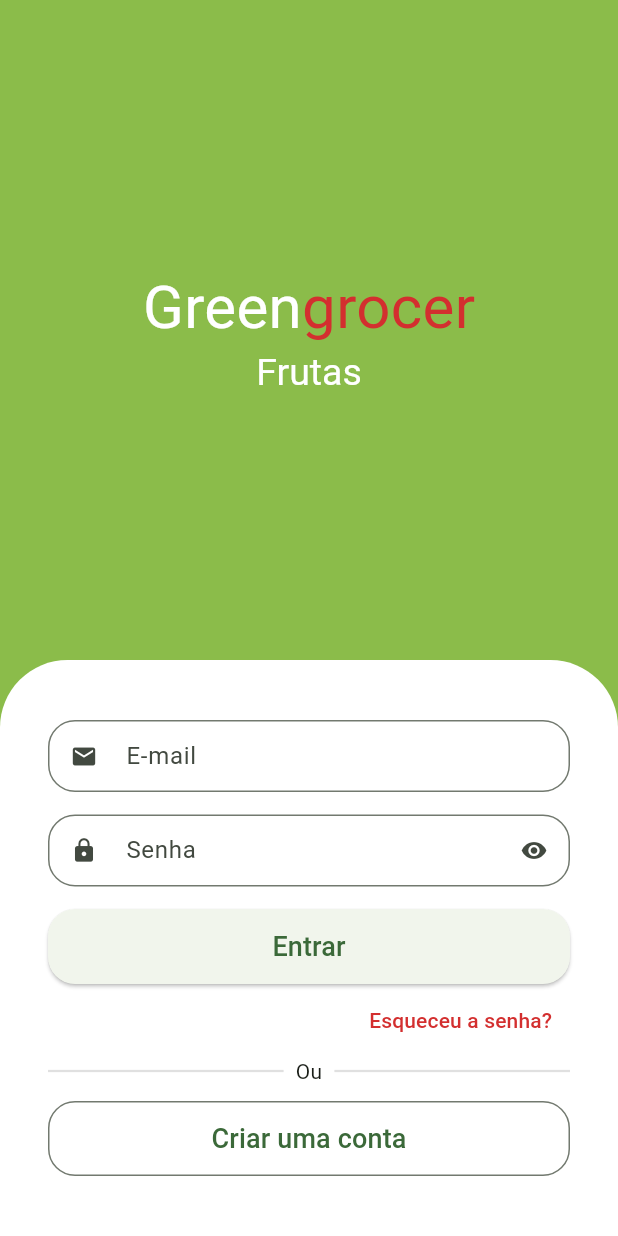
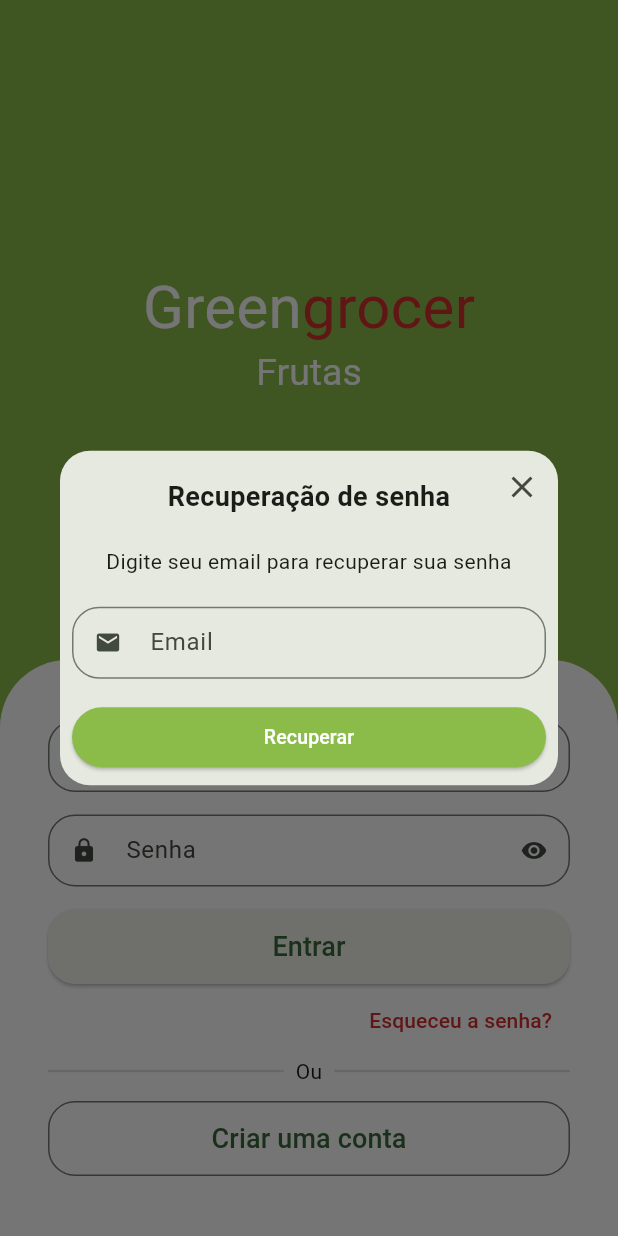
Before and after one commit to michelgm/GreenGrocer, a Flutter app: the SignInScreen screen opened by its route, after a tap on "Esqueceu a senha?", on a phone screen of 412 x 824 dp. Run offline on Flutter 3.47's test engine with Material 2 defaults, Android fonts, the phone set to English and light mode, and no system bars; drawn by our look-alikes of animated_text_kit; our stand-ins replace dio, flutter_secure_storage, fluttertoast, freezed_annotation, get, mask_text_input_formatter and 3 more; missing offline and left inert: add_to_cart_animation; accounts and stored records are empty.

Commit message:
GetX forgot password screen

```diff
--- a/lib/src/constants/endpoints.dart
+++ b/lib/src/constants/endpoints.dart
@@ -4,4 +4,5 @@ abstract class Endpoints {
   static const String signin = '$baseUrl/login';
   static const String signup = '$baseUrl/signup';
   static const String validateToken = '$baseUrl/validate-token';
+  static const String resetPassword = '$baseUrl/reset-password';
 }
--- a/lib/src/pages/auth/controller/auth_controller.dart
+++ b/lib/src/pages/auth/controller/auth_controller.dart
@@ -43,6 +43,10 @@ class AuthController extends GetxController {
         signOut();
       },
     );
+  }
+
+  Future<void> resetPassword(String email) async {
+    await authRepository.resetPassword(email);
   }
 
   Future<void> signOut() async {
--- a/lib/src/pages/auth/repository/auth_repository.dart
+++ b/lib/src/pages/auth/repository/auth_repository.dart
@@ -49,4 +49,12 @@ class AuthRepository {
     );
     return handleUserOrError(result);
   }
+
+  Future<void> resetPassword(String email) async {
+    await _httpManager.restRequest(
+      url: Endpoints.resetPassword,
+      method: HttpMethods.post,
+      body: {'email': email},
+    );
+  }
 }
--- /dev/null
+++ b/lib/src/pages/auth/view/components/forgot_password_dialog.dart
@@ -0,0 +1,117 @@
+import 'package:flutter/material.dart';
+import 'package:get/get.dart';
+import 'package:greengrocer/src/config/custom_colors.dart';
+import 'package:greengrocer/src/pages/auth/controller/auth_controller.dart';
+import 'package:greengrocer/src/pages/common_widgets/custom_text_field.dart';
+import 'package:greengrocer/src/services/validators.dart';
+
+class ForgotPasswordDialog extends StatelessWidget {
+  final emailController = TextEditingController();
+
+  ForgotPasswordDialog({
+    required String email,
+    Key? key,
+  }) : super(key: key) {
+    emailController.text = email;
+  }
+
+  final _formFieldKey = GlobalKey<FormFieldState>();
+  final authController = Get.find<AuthController>();
+
+  @override
+  Widget build(BuildContext context) {
+    return Dialog(
+      shape: RoundedRectangleBorder(
+        borderRadius: BorderRadius.circular(20),
+      ),
+      child: Stack(
+        alignment: Alignment.center,
+        children: [
+          // Conteúdo
+          Padding(
+            padding: const EdgeInsets.all(8.0),
+            child: Column(
+              crossAxisAlignment: CrossAxisAlignment.stretch,
+              mainAxisSize: MainAxisSize.min,
+              children: [
+                // Titulo
+                const Padding(
+                  padding: EdgeInsets.symmetric(vertical: 10),
+                  child: Text(
+                    'Recuperação de senha',
+                    textAlign: TextAlign.center,
+                    style: TextStyle(
+                      fontWeight: FontWeight.bold,
+                      fontSize: 18,
+                    ),
+                  ),
+                ),
+
+                // Descrição
+                const Padding(
+                  padding: EdgeInsets.only(
+                    top: 10,
+                    bottom: 20,
+                  ),
+                  child: Text(
+                    'Digite seu email para recuperar sua senha',
+                    textAlign: TextAlign.center,
+                    style: TextStyle(),
+                  ),
+                ),
+
+                // Campo de email
+                CustomTextField(
+                  formFieldKey: _formFieldKey,
+                  controller: emailController,
+                  icon: Icons.email,
+                  label: 'Email',
+                  validator: emailValidator,
+                ),
+
+                // Confirmar
+                ElevatedButton(
+                  style: ElevatedButton.styleFrom(
+                    shape: RoundedRectangleBorder(
+                      borderRadius: BorderRadius.circular(20),
+                    ),
+                    backgroundColor: CustomColors.customSwatchColor,
+                    // side: const BorderSide(
+                    //   width: 2,
+                    //   color: Colors.green,
+                    // ),
+                  ),
+                  onPressed: () {
+                    if (_formFieldKey.currentState!.validate()) {
+                      authController.resetPassword(emailController.text);
+                      Get.back(result: true);
+                    }
+                  },
+                  child: const Text(
+                    'Recuperar',
+                    style: TextStyle(
+                      fontSize: 13,
+                      color: Colors.white,
+                    ),
+                  ),
+                ),
+              ],
+            ),
+          ),
+
+          // Botão para fechar
+          Positioned(
+            top: 0,
+            right: 0,
+            child: IconButton(
+              onPressed: () {
+                Navigator.of(context).pop();
+              },
+              icon: const Icon(Icons.close),
+            ),
+          ),
+        ],
+      ),
+    );
+  }
+}
--- a/lib/src/pages/auth/view/sign_in_screen.dart
+++ b/lib/src/pages/auth/view/sign_in_screen.dart
@@ -3,8 +3,10 @@ import 'package:flutter/material.dart';
 import 'package:get/get.dart';
 import 'package:greengrocer/src/config/custom_colors.dart';
 import 'package:greengrocer/src/pages/auth/controller/auth_controller.dart';
+import 'package:greengrocer/src/pages/auth/view/components/forgot_password_dialog.dart';
 import 'package:greengrocer/src/pages/common_widgets/app_name_widget.dart';
 import 'package:greengrocer/src/pages_routes/app_pages.dart';
+import 'package:greengrocer/src/services/utils_services.dart';
 
 import '../../../services/validators.dart';
 import '../../common_widgets/custom_text_field.dart';
@@ -17,6 +19,8 @@ class SignInScreen extends StatelessWidget {
   // Controlador de campos
   final emailController = TextEditingController();
   final passwordController = TextEditingController();
+
+  final utilsServices = UtilsServices();
 
   @override
   Widget build(BuildContext context) {
@@ -83,7 +87,7 @@ class SignInScreen extends StatelessWidget {
                     crossAxisAlignment: CrossAxisAlignment.stretch,
                     children: [
                       // Email
-                      CustomTextFild(
+                      CustomTextField(
                         controller: emailController,
                         label: "E-mail",
                         icon: Icons.email,
@@ -91,7 +95,7 @@ class SignInScreen extends StatelessWidget {
                       ),
 
                       // Senha
-                      CustomTextFild(
+                      CustomTextField(
                         controller: passwordController,
                         label: "Senha",
                         icon: Icons.lock,
@@ -141,7 +145,21 @@ class SignInScreen extends StatelessWidget {
                       Align(
                         alignment: Alignment.centerRight,
                         child: TextButton(
-                          onPressed: () {},
+                          onPressed: () async {
+                            final bool? result = await showDialog(
+                              context: context,
+                              builder: (_) {
+                                return ForgotPasswordDialog(
+                                  email: emailController.text,
+                                );
+                              },
+                            );
+                            if (result ?? false) {
+                              utilsServices.showToastF(
+                                  message:
+                                      'Um link de recuperação foi enviado para seu email');
+                            }
+                          },
                           child: Text(
                             'Esqueceu a senha?',
                             style: TextStyle(
--- a/lib/src/pages/auth/view/sign_up_screen.dart
+++ b/lib/src/pages/auth/view/sign_up_screen.dart
@@ -66,7 +66,7 @@ class SignUpScreen extends StatelessWidget {
                       child: Column(
                         crossAxisAlignment: CrossAxisAlignment.stretch,
                         children: [
-                          CustomTextFild(
+                          CustomTextField(
                             icon: Icons.email_outlined,
                             label: "Email",
                             onSaved: (value) {
@@ -75,7 +75,7 @@ class SignUpScreen extends StatelessWidget {
                             validator: emailValidator,
                             textInputType: TextInputType.emailAddress,
                           ),
-                          CustomTextFild(
+                          CustomTextField(
                             icon: Icons.lock_outline,
                             label: "Senha",
                             onSaved: (value) {
@@ -84,7 +84,7 @@ class SignUpScreen extends StatelessWidget {
                             validator: passwordValidator,
                             isSecret: true,
                           ),
-                          CustomTextFild(
+                          CustomTextField(
                             icon: Icons.person_outline,
                             label: "Nome",
                             onSaved: (value) {
@@ -92,7 +92,7 @@ class SignUpScreen extends StatelessWidget {
                             },
                             validator: nameValidator,
                           ),
-                          CustomTextFild(
+                          CustomTextField(
                             icon: Icons.phone,
                             label: "Celular",
                             onSaved: (value) {
@@ -102,7 +102,7 @@ class SignUpScreen extends StatelessWidget {
                             inputFormatters: [phoneFormatter],
                             textInputType: TextInputType.phone,
                           ),
-                          CustomTextFild(
+                          CustomTextField(
                             icon: Icons.file_copy_outlined,
                             label: "Cpf",
                             onSaved: (value) {
--- a/lib/src/pages/common_widgets/custom_text_field.dart
+++ b/lib/src/pages/common_widgets/custom_text_field.dart
@@ -1,7 +1,7 @@
 import 'package:flutter/material.dart';
 import 'package:flutter/services.dart';
 
-class CustomTextFild extends StatefulWidget {
+class CustomTextField extends StatefulWidget {
   final IconData icon;
   final String label;
   final bool isSecret;
@@ -12,8 +12,9 @@ class CustomTextFild extends StatefulWidget {
   final void Function(String?)? onSaved;
   final TextEditingController? controller;
   final TextInputType? textInputType;
+  final GlobalKey<FormFieldState>? formFieldKey;
 
-  const CustomTextFild({
+  const CustomTextField({
     super.key,
     required this.icon,
     required this.label,
@@ -25,13 +26,14 @@ class CustomTextFild extends StatefulWidget {
     this.onSaved,
     this.controller,
     this.textInputType,
+    this.formFieldKey,
   });
 
   @override
-  State<CustomTextFild> createState() => _CustomTextFildState();
+  State<CustomTextField> createState() => _CustomTextFieldState();
 }
 
-class _CustomTextFildState extends State<CustomTextFild> {
+class _CustomTextFieldState extends State<CustomTextField> {
   bool isObscure = false;
 
   @override
@@ -46,6 +48,7 @@ class _CustomTextFildState extends State<CustomTextFild> {
     return Padding(
       padding: const EdgeInsets.only(bottom: 15),
       child: TextFormField(
+        key: widget.formFieldKey,
         keyboardType: widget.textInputType,
         controller: widget.controller,
         readOnly: widget.readOnly,
--- a/lib/src/pages/profile/profile_tab.dart
+++ b/lib/src/pages/profile/profile_tab.dart
@@ -44,7 +44,7 @@ class _ProfileTabState extends State<ProfileTab> {
         padding: const EdgeInsets.fromLTRB(16, 32, 16, 16),
         children: [
           // Email
-          CustomTextFild(
+          CustomTextField(
             icon: Icons.email,
             label: 'Email',
             initialValue: appData.user.email,
@@ -52,7 +52,7 @@ class _ProfileTabState extends State<ProfileTab> {
           ),
 
           // Nome
-          CustomTextFild(
+          CustomTextField(
             icon: Icons.person,
             label: 'Nome',
             initialValue: appData.user.name,
@@ -60,7 +60,7 @@ class _ProfileTabState extends State<ProfileTab> {
           ),
 
           // Celular
-          CustomTextFild(
+          CustomTextField(
             icon: Icons.phone_android,
             label: 'Celular',
             initialValue: appData.user.phone,
@@ -68,7 +68,7 @@ class _ProfileTabState extends State<ProfileTab> {
           ),
 
           // Cpf
-          CustomTextFild(
+          CustomTextField(
             icon: Icons.file_copy,
             label: 'CPF',
             isSecret: true,
@@ -120,21 +120,21 @@ class _ProfileTabState extends State<ProfileTab> {
                     ),
 
                     // Senha
-                    const CustomTextFild(
+                    const CustomTextField(
                       icon: Icons.lock,
                       label: 'Senha atual',
                       isSecret: true,
                     ),
 
                     // Nova senha
-                    const CustomTextFild(
+                    const CustomTextField(
                       icon: Icons.lock_outline,
                       label: 'Nova senha',
                       isSecret: true,
                     ),
 
                     // Confirmação nova senha
-                    const CustomTextFild(
+                    const CustomTextField(
                       icon: Icons.lock_outline,
                       label: 'Confirmar nova senha',
                       isSecret: true,
```
